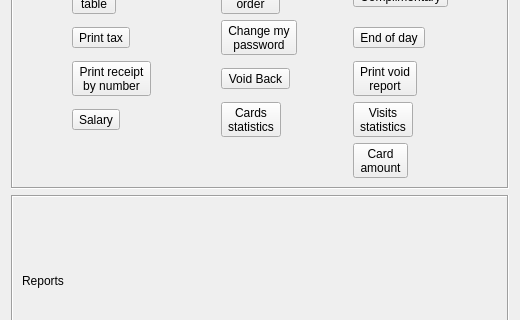
Qt form Restaurant2/rtools.ui (End1-1/Resort-2) before a commit; both pictures show x 0 to 520 and y 104 to 424 of the 520 by 536 pixel window.
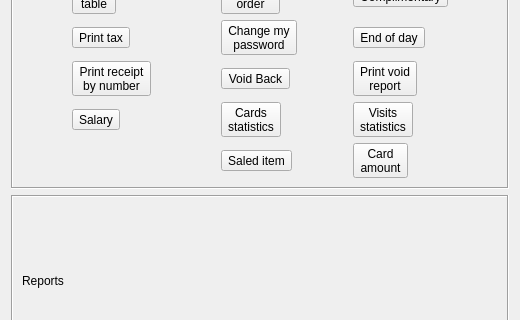
The same form after that commit. Icons and pictures are not drawn.

Diff of the .ui file:
```diff
--- a/Restaurant2/rtools.ui
+++ b/Restaurant2/rtools.ui
@@ -266,6 +266,20 @@
           </property>
          </widget>
         </item>
+        <item row="5" column="1">
+         <widget class="QToolButton" name="btnPrintDailySales">
+          <property name="text">
+           <string>Saled item</string>
+          </property>
+          <property name="icon">
+           <iconset resource="res.qrc">
+            <normaloff>:/images/list.png</normaloff>:/images/list.png</iconset>
+          </property>
+          <property name="toolButtonStyle">
+           <enum>Qt::ToolButtonTextUnderIcon</enum>
+          </property>
+         </widget>
+        </item>
        </layout>
       </item>
      </layout>
```
